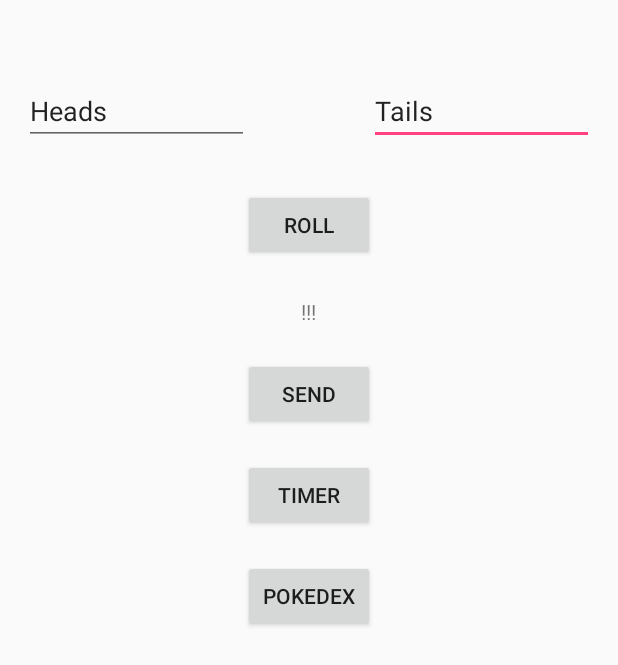
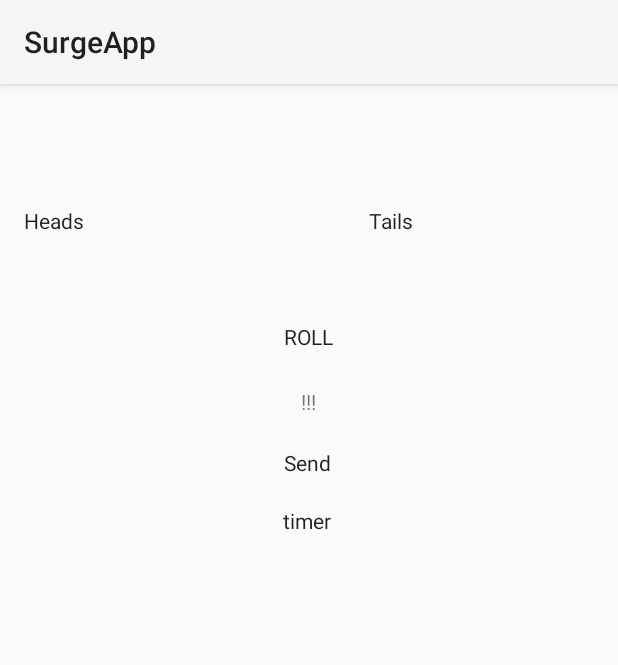
Before and after one commit to surgeharb/android-test, an Android app: the layout content_main.xml on its own in the app's theme, with its tools: preview values and no code run, on a phone screen of 412 x 824 dp. Shown: the top 665 px of the screen. Run offline under Robolectric (Android 15) with nearby library versions, the phone set to English and light mode, and no system bars.

Commit message:
add buttons to the action bar

```diff
--- a/app/src/main/java/com/example/me/firstapp/Pokedex.java
+++ b/app/src/main/java/com/example/me/firstapp/Pokedex.java
@@ -5,10 +5,10 @@ import android.content.Intent;
 import android.database.Cursor;
 import android.database.sqlite.SQLiteDatabase;
 import android.database.sqlite.SQLiteOpenHelper;
-import android.support.v7.app.AppCompatActivity;
 import android.os.Bundle;
+import android.view.Menu;
+import android.view.MenuInflater;
 import android.view.View;
-import android.widget.ArrayAdapter;
 import android.widget.ListView;
 import android.widget.SimpleCursorAdapter;
 
--- a/app/src/main/java/com/example/me/firstapp/Pokemon.java
+++ b/app/src/main/java/com/example/me/firstapp/Pokemon.java
@@ -33,10 +33,6 @@ public class Pokemon {
         return Helpers.capitalize(this.type);
     }
 
-    public int getImageId() {
-        return this.imgId;
-    }
-
     public String toString() {
         return Helpers.leadingZeroes(this.id) + Helpers.capitalize(this.name) + " of type " + this.type;
     }
--- a/app/src/main/java/com/example/me/firstapp/PokemonActivity.java
+++ b/app/src/main/java/com/example/me/firstapp/PokemonActivity.java
@@ -5,7 +5,9 @@ import android.database.sqlite.SQLiteDatabase;
 import android.database.sqlite.SQLiteException;
 import android.database.sqlite.SQLiteOpenHelper;
 import android.support.v7.app.AppCompatActivity;
+import android.support.v7.app.ActionBar;
 import android.os.Bundle;
+import android.util.Log;
 import android.widget.ImageView;
 import android.widget.TextView;
 import android.widget.Toast;
@@ -18,6 +20,8 @@ public class PokemonActivity extends AppCompatActivity {
     protected void onCreate(Bundle savedInstanceState) {
         super.onCreate(savedInstanceState);
         setContentView(R.layout.activity_pokemon);
+        ActionBar actionbar = getSupportActionBar();
+        actionbar.setDisplayHomeAsUpEnabled(true);
 
         int pokeNo = (int) getIntent().getExtras().get(PokemonActivity.EXTRA_POKENO);
 
@@ -36,6 +40,7 @@ public class PokemonActivity extends AppCompatActivity {
                 img.setContentDescription(nameText);
                 img.getLayoutParams().height = 250;
                 img.requestLayout();
+                Log.e("img", Integer.toString(imgId));
 
                 TextView name = (TextView) findViewById(R.id.pokename);
                 name.setText(Helpers.leadingZeroes(_id) + " " + Helpers.capitalize(nameText));
--- a/app/src/main/java/com/example/me/firstapp/PokemonDatabaseHelper.java
+++ b/app/src/main/java/com/example/me/firstapp/PokemonDatabaseHelper.java
@@ -12,7 +12,7 @@ public class PokemonDatabaseHelper extends SQLiteOpenHelper {
 
     PokemonDatabaseHelper(Context context) {
         super(context, DB_NAME, null, DB_VERSION);
-        //context.deleteDatabase(DB_NAME);
+        context.deleteDatabase(DB_NAME);
     }
 
     @Override
--- a/app/src/main/res/layout/content_main.xml
+++ b/app/src/main/res/layout/content_main.xml
@@ -37,16 +37,6 @@
         android:id="@+id/timer" />
 
     <Button
-        android:text="Pokedex"
-        android:layout_width="wrap_content"
-        android:layout_height="wrap_content"
-        android:layout_below="@+id/timer"
-        android:layout_alignRight="@+id/timer"
-        android:layout_alignEnd="@+id/timer"
-        android:layout_marginTop="19dp"
-        android:id="@+id/pokedex" />
-
-    <Button
         android:text="Send"
         android:layout_width="wrap_content"
         android:layout_height="wrap_content"
@@ -65,6 +55,15 @@
         android:layout_below="@+id/roll"
         android:layout_centerHorizontal="true" />
 
+    <Button
+        android:text="ROLL"
+        android:layout_width="wrap_content"
+        android:layout_height="wrap_content"
+        android:id="@+id/roll"
+        android:layout_marginTop="58dp"
+        android:layout_below="@+id/choice2"
+        android:layout_centerHorizontal="true" />
+
     <EditText
         android:layout_width="wrap_content"
         android:layout_height="wrap_content"
@@ -72,19 +71,10 @@
         android:text="Heads"
         android:ems="10"
         android:id="@+id/choice1"
-        android:layout_marginTop="35dp"
+        android:layout_marginTop="65dp"
         android:width="150dp"
         android:layout_alignParentTop="true"
         android:layout_alignParentLeft="true"
         android:layout_alignParentStart="true" />
 
-    <Button
-        android:text="ROLL"
-        android:layout_width="wrap_content"
-        android:layout_height="wrap_content"
-        android:id="@+id/roll"
-        android:layout_marginTop="29dp"
-        android:layout_below="@+id/choice2"
-        android:layout_centerHorizontal="true" />
-
 </RelativeLayout>
--- a/app/src/main/res/values-v21/styles.xml
+++ b/app/src/main/res/values-v21/styles.xml
@@ -1,6 +1,6 @@
 <resources>
 
-    <style name="AppTheme.NoActionBar">
+    <style name="AppTheme" parent="android:Theme.Material.Light">
         <item name="windowActionBar">false</item>
         <item name="windowNoTitle">true</item>
         <item name="android:windowDrawsSystemBarBackgrounds">true</item>
--- a/app/src/main/res/values/colors.xml
+++ b/app/src/main/res/values/colors.xml
@@ -1,6 +1,7 @@
 <?xml version="1.0" encoding="utf-8"?>
 <resources>
-    <color name="colorPrimary">#3F51B5</color>
-    <color name="colorPrimaryDark">#303F9F</color>
-    <color name="colorAccent">#FF4081</color>
+    <color name="colorPrimary">#a138be</color>
+    <color name="colorPrimaryDark">#8b1ca9</color>
+    <color name="colorAccent">#bc195d</color>
+    <color name="backgroundColor">#cacaca</color>
 </resources>
--- a/app/src/main/res/values/strings.xml
+++ b/app/src/main/res/values/strings.xml
@@ -4,4 +4,7 @@
     <string name="title_activity_result">Result</string>
     <string name="chooser">Send message...</string>
     <string name="clickme">ClickMe</string>
+
+    <!-- TODO: Remove or change this placeholder text -->
+    <string name="hello_blank_fragment">Hello blank fragment</string>
 </resources>
--- a/app/src/main/res/values/styles.xml
+++ b/app/src/main/res/values/styles.xml
@@ -1,7 +1,7 @@
 <resources>
 
     <!-- Base application theme. -->
-    <style name="AppTheme" parent="Theme.AppCompat.Light.DarkActionBar">
+    <style name="AppTheme" parent="Theme.AppCompat.Light">
         <!-- Customize your theme here. -->
         <item name="colorPrimary">@color/colorPrimary</item>
         <item name="colorPrimaryDark">@color/colorPrimaryDark</item>
```
Also changed, not shown: app/build.gradle (+5 -4 lines), app/src/main/AndroidManifest.xml (+10 -2 lines), app/src/main/java/com/example/me/firstapp/MainActivity.java (+22 -26 lines), app/src/main/res/menu/menu_main.xml (+10 -1 lines), app/src/main/res/drawable/pokeball.PNG (added), app/src/main/res/drawable/pokemon004charmander.png (deleted), app/src/main/res/drawable/pokemon007squirtle.png (deleted), app/src/main/res/drawable/pokemon025pikachu.png (deleted), app/src/main/res/drawable/settings.png (added).
